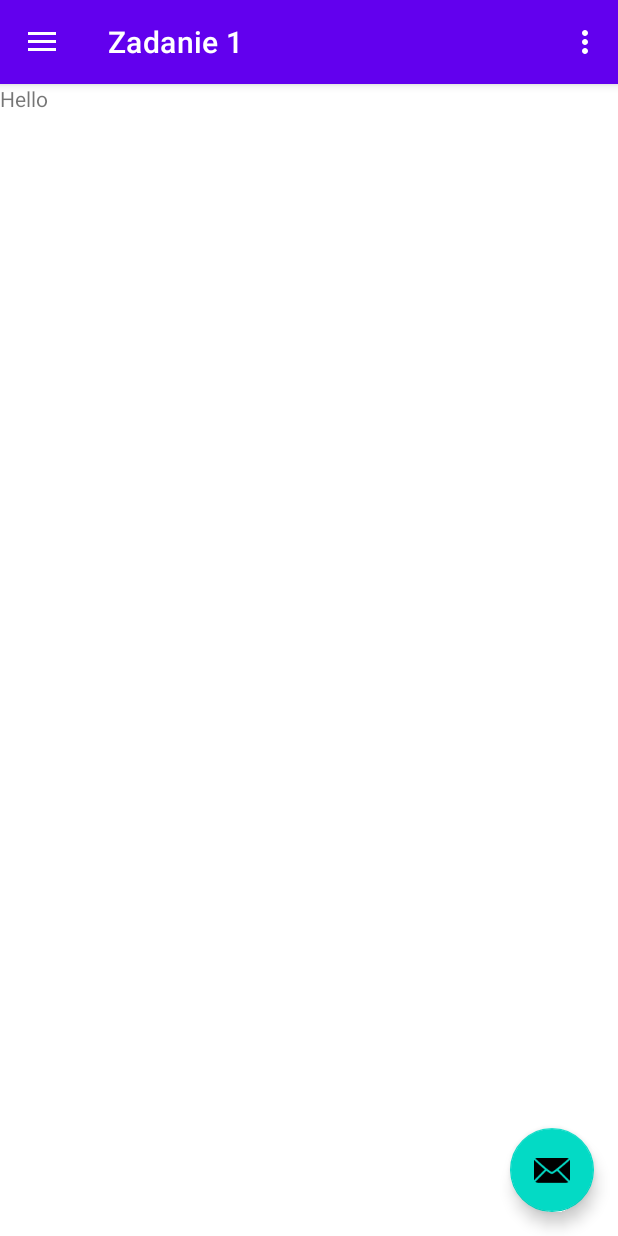
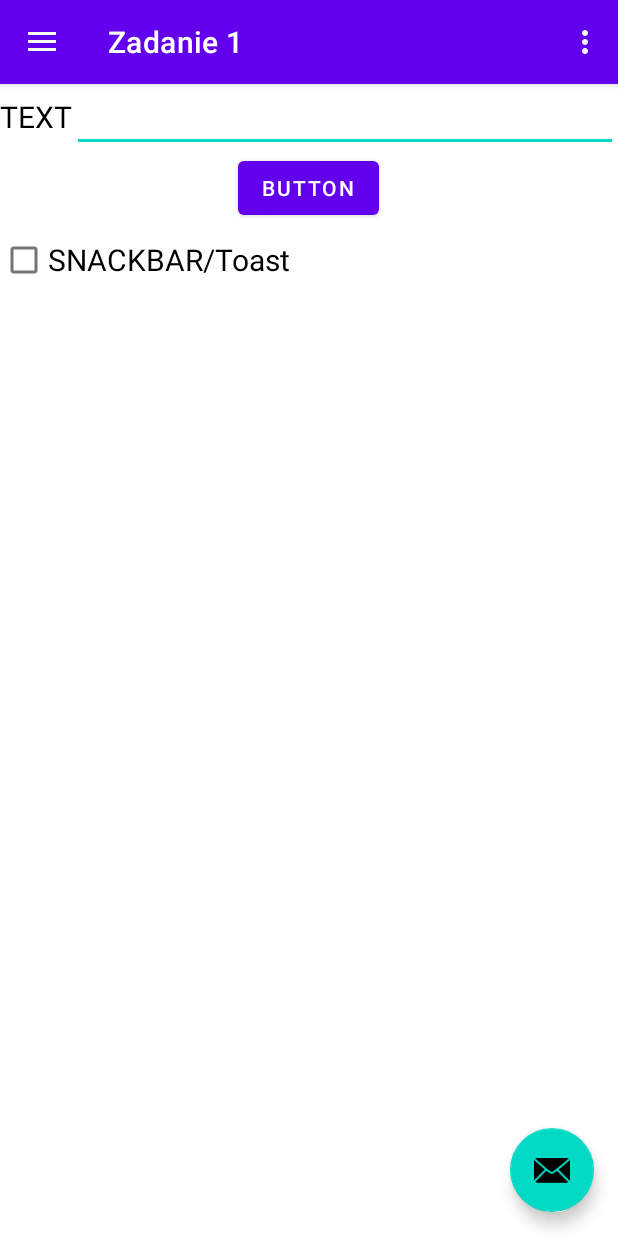
Before and after one commit to grzegorzKowaluk/androidAgregator, an Android app: the screen it shows after launch (MainActivity), on a phone screen of 412 x 824 dp. Run offline under Robolectric (Android 15) with nearby library versions, the phone set to English and light mode, and no system bars; our stand-ins replace navigation-ui.

Commit message:
Add task 1 (Snackbar and Toast)

```diff
--- a/app/src/main/java/edu/sci/agregator/ui/task01/Task01Fragment.java
+++ b/app/src/main/java/edu/sci/agregator/ui/task01/Task01Fragment.java
@@ -11,6 +11,13 @@ import androidx.fragment.app.Fragment;
 import android.view.LayoutInflater;
 import android.view.View;
 import android.view.ViewGroup;
+import android.widget.Button;
+import android.widget.CheckBox;
+import android.widget.EditText;
+import android.widget.LinearLayout;
+import android.widget.Toast;
+
+import com.google.android.material.snackbar.Snackbar;
 
 import edu.sci.agregator.R;
 
@@ -25,7 +32,25 @@ public class Task01Fragment extends Fragment {
     @Override
     public View onCreateView(@NonNull LayoutInflater inflater, @Nullable ViewGroup container,
                              @Nullable Bundle savedInstanceState) {
-        return inflater.inflate(R.layout.fragment_task01, container, false);
+        View view = inflater.inflate(R.layout.fragment_task01, container, false);
+
+        Button button = (Button) view.findViewById(R.id.buttonId3);
+        EditText editText = (EditText) view.findViewById(R.id.editTextId2);
+        CheckBox checkBox = (CheckBox) view.findViewById(R.id.checkBoxId5);
+
+        button.setOnClickListener(v -> {
+            String text = "NIE WPISNO TEKSTU";
+            if(!editText.getText().toString().isEmpty()) {
+                text = editText.getText().toString();
+            }
+            if(checkBox.isChecked()) {
+                Toast.makeText(view.getContext(), text, Toast.LENGTH_SHORT).show();
+            } else {
+                Snackbar.make(view, text, Snackbar.LENGTH_SHORT).show();
+            }
+        });
+
+        return view;
     }
 
     @Override
--- a/app/src/main/res/layout/fragment_task01.xml
+++ b/app/src/main/res/layout/fragment_task01.xml
@@ -5,9 +5,50 @@
     android:layout_height="match_parent"
     tools:context=".ui.task01.Task01Fragment">
 
-    <TextView
+    <ScrollView
         android:layout_width="match_parent"
-        android:layout_height="match_parent"
-        android:text="Hello" />
+        android:layout_height="match_parent">
+
+        <LinearLayout
+            android:layout_width="match_parent"
+            android:layout_height="wrap_content"
+            android:orientation="vertical" >
+
+            <LinearLayout
+                android:layout_width="match_parent"
+                android:layout_height="wrap_content"
+                android:orientation="horizontal">
+
+                <TextView
+                    android:id="@+id/textViewId1"
+                    android:layout_width="wrap_content"
+                    android:layout_height="wrap_content"
+                    android:text="TEXT"
+                    android:textColor="@color/black"
+                    android:textSize="20sp" />
+
+                <EditText
+                    android:id="@+id/editTextId2"
+                    android:layout_width="match_parent"
+                    android:layout_height="wrap_content"
+                    android:ems="10"
+                    android:inputType="text" />
+            </LinearLayout>
+
+            <Button
+                android:id="@+id/buttonId3"
+                android:layout_width="wrap_content"
+                android:layout_height="wrap_content"
+                android:layout_gravity="center_horizontal"
+                android:text="Button" />
+
+            <CheckBox
+                android:id="@+id/checkBoxId5"
+                android:layout_width="match_parent"
+                android:layout_height="wrap_content"
+                android:text="SNACKBAR/Toast"
+                android:textSize="20sp" />
+        </LinearLayout>
+    </ScrollView>
 
 </FrameLayout>
```
